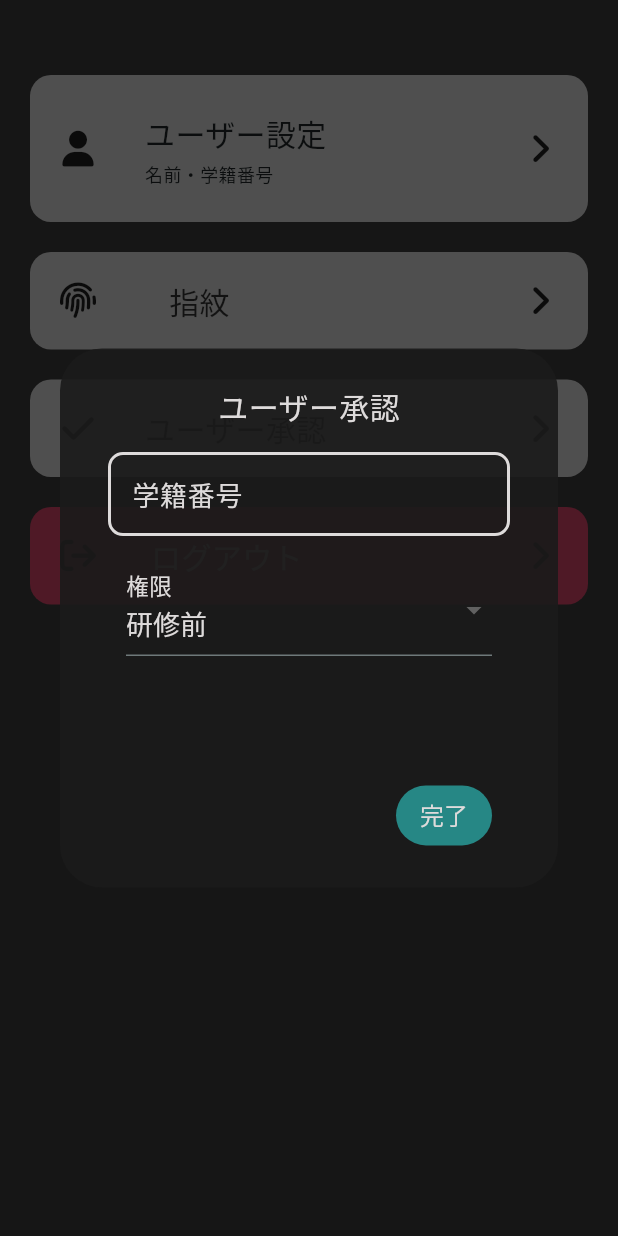
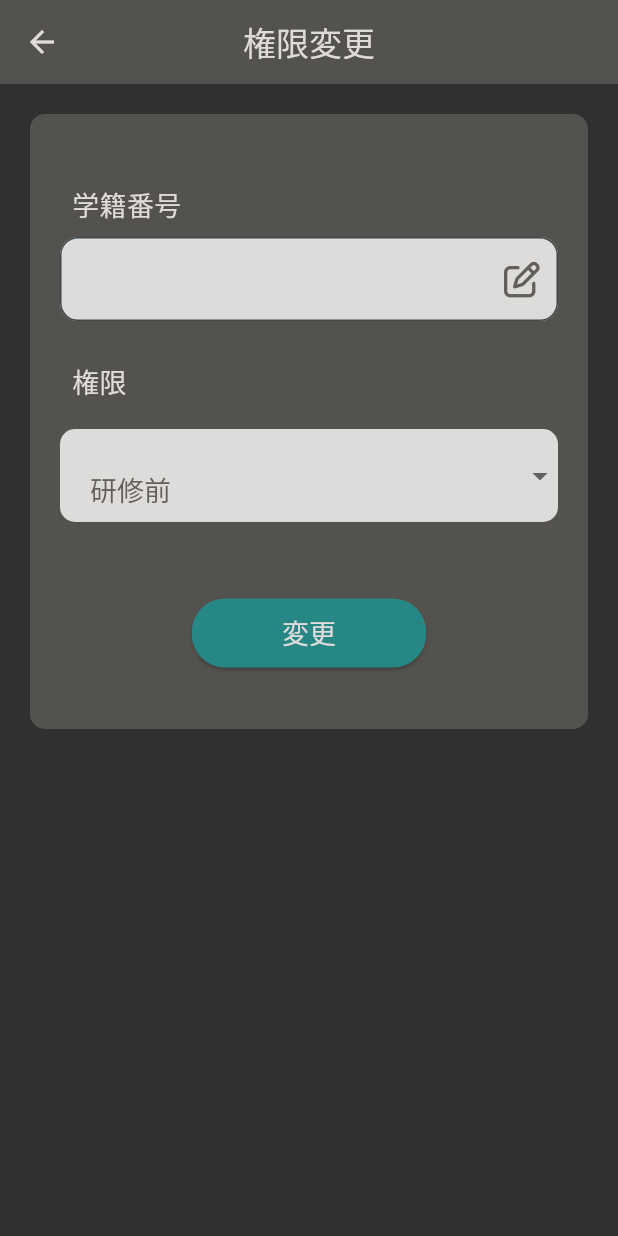
Before and after one commit to Fuuma0000/smart_handagote, a Flutter app: the SettingPage screen opened directly with empty values, after a tap on "ユーザー承認", on a phone screen of 412 x 824 dp. Run offline on Flutter 3.47's test engine with Material 2 defaults, Android fonts, the phone set to English and light mode, and no system bars; our stand-ins replace animated_notch_bottom_bar, cloud_firestore, firebase_auth, firebase_core, firebase_messaging, flutter_local_notifications and 2 more; accounts and stored records are empty.

Commit message:
[update]権限変更ページレイアウト変更した

```diff
--- a/lib/view/setting_page.dart
+++ b/lib/view/setting_page.dart
@@ -6,6 +6,7 @@ import 'package:smart_handagote/view/add_fingerprint_page.dart';
 import 'package:smart_handagote/view/components/checkDialog.dart';
 import 'package:smart_handagote/view/components/inputDialog.dart';
 import 'package:smart_handagote/view/sign_in_page.dart';
+import 'package:smart_handagote/view/update_role_page.dart';
 import 'package:smart_handagote/view/user_edit_page.dart';
 
 class SettingPage extends StatefulWidget {
@@ -51,10 +52,9 @@ class _SettingPageState extends State<SettingPage> {
             FontAwesomeIcons.check,
             Constant.grey,
             () async {
-              final result = await DialogUtils.showEditingDialog(context, name);
-              setState(() {
-                name = result ?? name;
-              });
+              Navigator.push(context, MaterialPageRoute(builder: (context) {
+                return const UpdateRolePage();
+              }));
             },
           ),
           // ログアウト
--- /dev/null
+++ b/lib/view/update_role_page.dart
@@ -0,0 +1,237 @@
+import 'package:cloud_firestore/cloud_firestore.dart';
+import 'package:firebase_auth/firebase_auth.dart';
+import 'package:flutter/material.dart';
+import 'package:font_awesome_flutter/font_awesome_flutter.dart';
+
+import '../constant.dart';
+import '../logic/firebase_helper.dart';
+import 'components/alertDialog.dart';
+
+class UpdateRolePage extends StatefulWidget {
+  const UpdateRolePage({super.key});
+
+  @override
+  State<UpdateRolePage> createState() => _UpdateRolePageState();
+}
+
+class _UpdateRolePageState extends State<UpdateRolePage> {
+  final controller = TextEditingController();
+  final focusNode = FocusNode();
+  String _studentId = '';
+  int _role = 0; // 初期値を設定
+
+  Color _textColor = Constant.white;
+
+  // 権限の選択肢
+  final List<Map<String, dynamic>> _roleOptions = [
+    {'value': 0, 'label': '研修前'},
+    {'value': 1, 'label': '研修終了'},
+    {'value': 2, 'label': '管理者'},
+  ];
+
+  @override
+  void dispose() {
+    controller.dispose();
+    focusNode.dispose();
+    super.dispose();
+  }
+
+  // ユーザーの role を更新する関数
+  Future<void> updateUserRoleByStudentId(String studentId, int newRole) async {
+    try {
+      // 自分がに管理者の権限があるかチェック
+      final User? user = FirebaseAuth.instance.currentUser;
+      if (user == null) {
+        // ダイアログを表示
+        AlertDialogHelper.showCustomDialog(
+            context: context, title: 'ログインしていません', message: 'メッセージ');
+        return;
+      }
+      // 自分のドキュメントを取得
+      DocumentSnapshot userDoc = await FirebaseHelper().getUserDoc(user.uid);
+      // 管理者権限がない場合は処理を終了
+      if (userDoc['role'] != 2) {
+        // ダイアログを表示
+        if (!mounted) return;
+        AlertDialogHelper.showCustomDialog(
+            context: context, title: '管理者権限がありません', message: '管理者に連絡してください');
+        return;
+      }
+
+      // 入力した学籍番号が存在するかチェック
+      // ユーザーを student_id で検索
+      QuerySnapshot querySnapshot =
+          await FirebaseHelper().getUserByStudentId(studentId);
+      // 学籍番号が見つからない場合は処理を終了
+      if (querySnapshot.size == 0) {
+        // ダイアログを表示
+        if (!mounted) return;
+        AlertDialogHelper.showCustomDialog(
+            context: context, title: '学籍番号が見つかりません', message: '学籍番号を確認してください');
+        return;
+      }
+
+      // ユーザのroleを更新する処理
+      // 該当するユーザーのドキュメントIDを取得
+      String userId = querySnapshot.docs[0].id;
+      // ユーザーの role を更新
+      await FirebaseHelper().updateRole(userId, newRole);
+      // ダイアログを表示
+      if (!mounted) return;
+      AlertDialogHelper.showCustomDialog(
+          context: context,
+          title: '権限を更新しました',
+          message: _roleOptions[newRole]['label'] + ' に更新しました');
+    } catch (e) {
+      // ダイアログを表示
+      if (!mounted) return;
+      AlertDialogHelper.showCustomDialog(
+          context: context, title: 'エラー', message: '権限の更新に失敗しました');
+      print('Error updating user role: $e');
+    }
+  }
+
+  @override
+  Widget build(BuildContext context) {
+    return Scaffold(
+      appBar: AppBar(
+        centerTitle: true,
+        title: const Text('権限変更'),
+        backgroundColor: Constant.darkGray,
+        foregroundColor: Constant.white,
+      ),
+      backgroundColor: Constant.black,
+      body: Center(
+        child: Column(
+          children: [
+            _inputWidget(),
+            // _submitBtnWidget(),
+          ],
+        ),
+      ),
+    );
+  }
+
+  Widget _inputWidget() {
+    return Center(
+      child: SingleChildScrollView(
+        child: Container(
+          margin: const EdgeInsets.symmetric(horizontal: 20, vertical: 20),
+          padding: const EdgeInsets.symmetric(horizontal: 20, vertical: 40),
+          decoration: BoxDecoration(
+            color: Constant.darkGray,
+            borderRadius: BorderRadius.circular(10),
+          ),
+          child: Column(
+            mainAxisSize: MainAxisSize.min,
+            children: [
+              _inputNumWidget('学籍番号', _studentId),
+              const SizedBox(height: 20),
+              _inputRoleWidget('権限', _role),
+              const SizedBox(height: 40),
+              ElevatedButton(
+                onPressed: () async {
+                  await updateUserRoleByStudentId(_studentId, _role);
+                },
+                style: ElevatedButton.styleFrom(
+                  backgroundColor: Constant.green,
+                  foregroundColor: Constant.white,
+                  shape: RoundedRectangleBorder(
+                    borderRadius: BorderRadius.circular(22),
+                  ),
+                  padding:
+                      const EdgeInsets.symmetric(vertical: 10, horizontal: 60),
+                ),
+                child: const Text('変更', style: TextStyle(fontSize: 18)),
+              ),
+            ],
+          ),
+        ),
+      ),
+    );
+  }
+
+  Widget _inputNumWidget(String title, String value) {
+    return Column(
+      crossAxisAlignment: CrossAxisAlignment.start,
+      children: [
+        Padding(
+          padding: const EdgeInsets.all(8.0),
+          child: Text(title, style: TextStyle(color: _textColor, fontSize: 18)),
+        ),
+        TextFormField(
+          initialValue: value,
+          onChanged: (value) {
+            _studentId = value;
+          },
+          decoration: InputDecoration(
+            border: OutlineInputBorder(
+              borderRadius: BorderRadius.circular(12),
+            ),
+            filled: true,
+            fillColor: Constant.white,
+            hintStyle: TextStyle(color: Constant.darkGray),
+            suffixIcon:
+                Icon(FontAwesomeIcons.penToSquare, color: Constant.darkGray),
+          ),
+        ),
+      ],
+    );
+  }
+
+  Widget _inputRoleWidget(String title, int value) {
+    return Column(
+      crossAxisAlignment: CrossAxisAlignment.start,
+      children: [
+        Padding(
+          padding: const EdgeInsets.all(8.0),
+          child: Text(title, style: TextStyle(color: _textColor, fontSize: 18)),
+        ),
+        Container(
+          padding: const EdgeInsets.symmetric(vertical: 10),
+          child: Container(
+            decoration: BoxDecoration(
+              color: Constant.white,
+              borderRadius: BorderRadius.circular(10),
+            ),
+            child: DropdownButtonFormField<int>(
+              padding: const EdgeInsets.only(left: 20, right: 10),
+              decoration: InputDecoration(
+                labelText: '権限',
+                labelStyle: TextStyle(
+                  color: _textColor,
+                  fontSize: 20,
+                ),
+                // 下の線を消す
+                enabledBorder: const UnderlineInputBorder(
+                  borderSide: BorderSide(color: Colors.transparent),
+                ),
+                focusedBorder: const UnderlineInputBorder(
+                  borderSide: BorderSide(color: Colors.transparent),
+                ),
+              ),
+              style: TextStyle(color: _textColor, fontSize: 18),
+              borderRadius: BorderRadius.circular(10),
+              dropdownColor: Constant.white,
+              value: _role,
+              items: _roleOptions.map((option) {
+                return DropdownMenuItem<int>(
+                  value: option['value'],
+                  child: Text(option['label'],
+                      style: TextStyle(color: Constant.darkGray)),
+                );
+              }).toList(),
+              onChanged: (int? value) {
+                setState(() {
+                  if (value != null) {
+                    _role = value;
+                  }
+                });
+              },
+            ),
+          ),
+        ),
+      ],
+    );
+  }
+}
```
